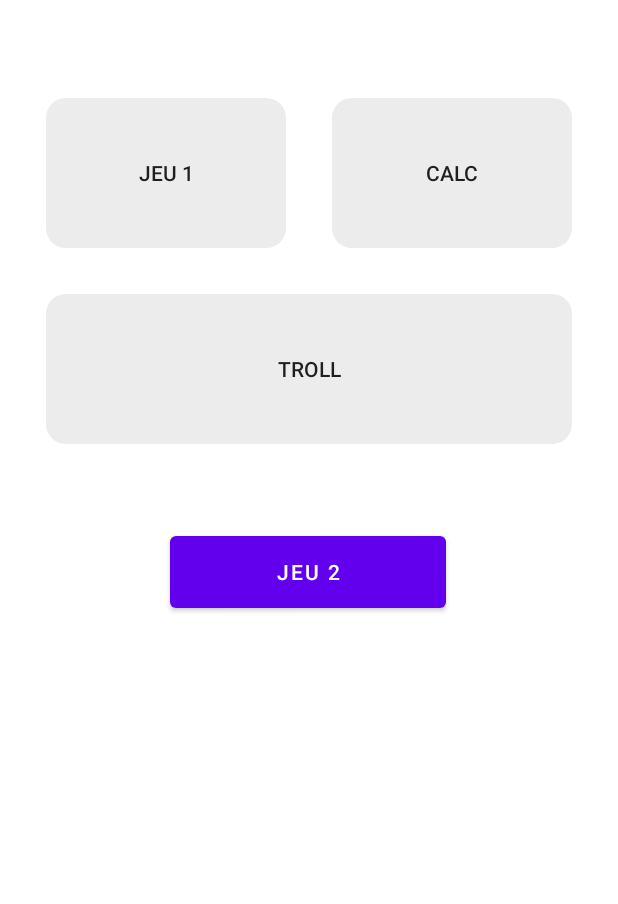
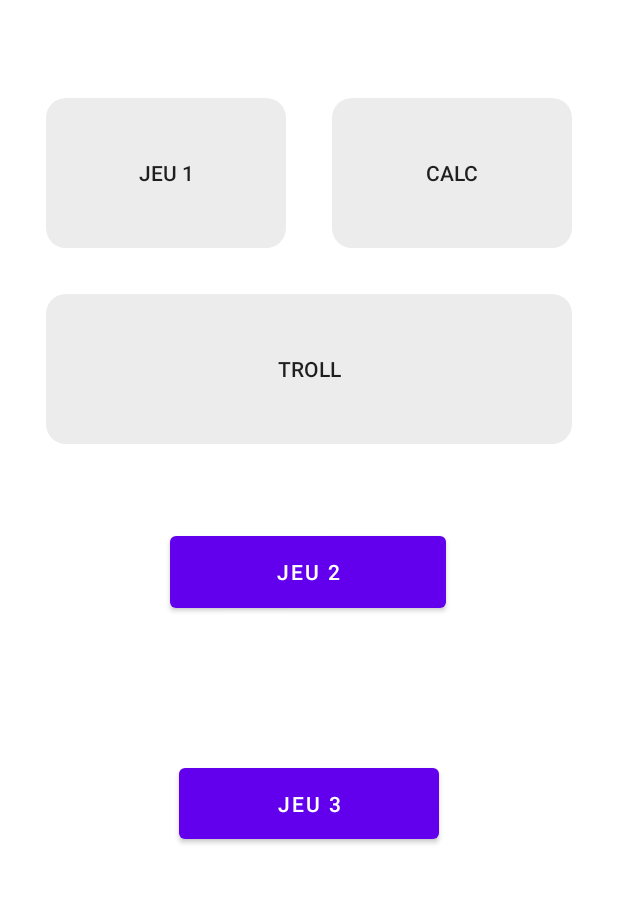
Before and after one commit to Matheo-bis/Seven-5040, an Android app: the screen it shows after launch (MainActivity), on a phone screen of 412 x 824 dp, the part 246-1150 px from its top. Run offline under Robolectric (Android 15) with nearby library versions, the phone set to English and light mode, and no system bars; Roboto replaces fonts that are not available here.

Commit message:
Bouton Jeu 3 Menu

```diff
--- a/app/src/main/res/layout/activity_main.xml
+++ b/app/src/main/res/layout/activity_main.xml
@@ -105,6 +105,8 @@
         android:layout_width="wrap_content"
         android:layout_height="64dp"
         android:layout_margin="100dp"
+        app:layout_constraintEnd_toEndOf="parent"
+        app:layout_constraintStart_toStartOf="parent"
         app:layout_constraintTop_toTopOf="parent"
         app:srcCompat="@drawable/logo_shadow" />
 
@@ -114,10 +116,22 @@
         android:layout_height="60dp"
         android:layout_marginTop="40dp"
         android:text="Jeu 2"
+        android:onClick="goto_jeu2"
         app:layout_constraintEnd_toEndOf="parent"
         app:layout_constraintHorizontal_bias="0.497"
         app:layout_constraintStart_toStartOf="parent"
         app:layout_constraintTop_toBottomOf="@+id/tableLayout3" />
 
+    <Button
+        android:id="@+id/button17"
+        android:layout_width="173dp"
+        android:layout_height="59dp"
+        android:text="Jeu 3"
+        android:onClick="goto_jeu3"
+        app:layout_constraintBottom_toBottomOf="parent"
+        app:layout_constraintEnd_toEndOf="parent"
+        app:layout_constraintStart_toStartOf="parent"
+        app:layout_constraintTop_toBottomOf="@+id/button16" />
+
 
 </androidx.constraintlayout.widget.ConstraintLayout>
```
